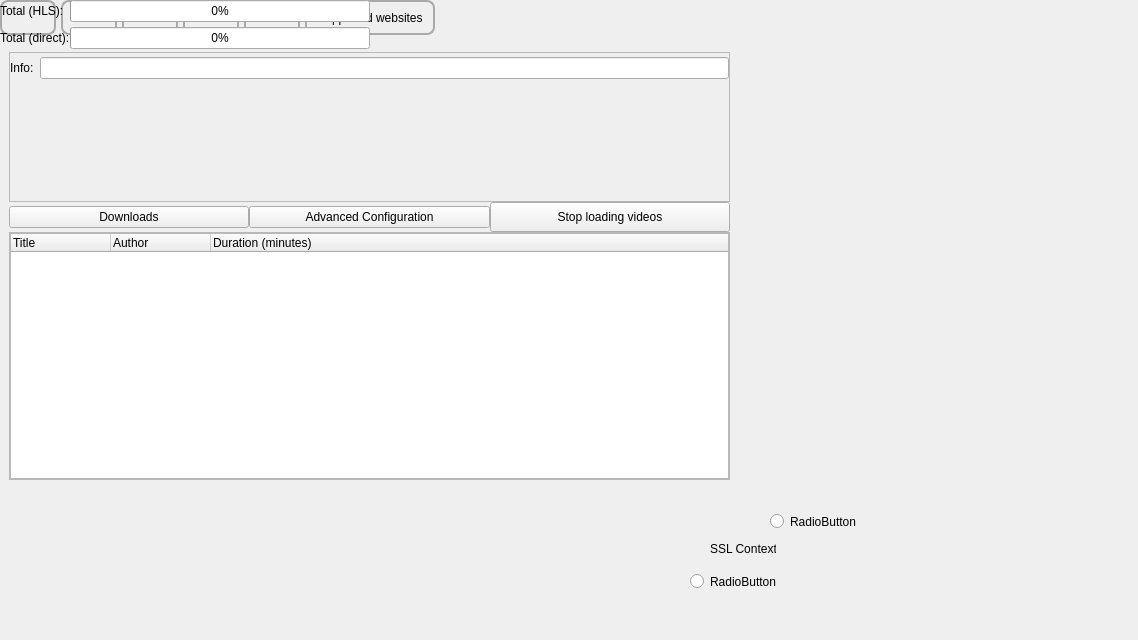
The window that src/frontend/UI/form_main_window.ui (EchterAlsFake/Porn_Fetch) describes before a commit, drawn with Qt 5.
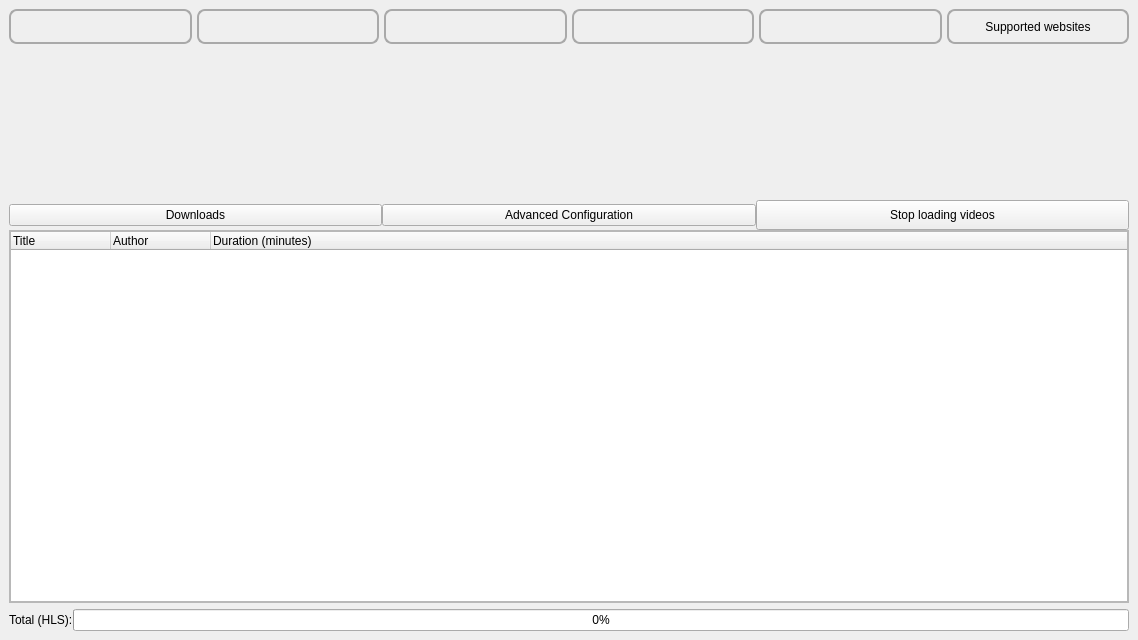
The same window after the commit. The open tabs and pages were chosen to show the change.

Commit message: - added resuming for HLS downloads

Patch:
```diff
--- a/src/frontend/UI/form_main_window.ui
+++ b/src/frontend/UI/form_main_window.ui
@@ -29,15 +29,287 @@
      <verstretch>0</verstretch>
     </sizepolicy>
    </property>
+   <layout class="QGridLayout" name="gridLayout_12">
+    <item row="0" column="0">
+     <layout class="QHBoxLayout" name="main_horizontallayout_menu_buttons">
+      <property name="spacing">
+       <number>5</number>
+      </property>
+      <item>
+       <widget class="QPushButton" name="main_button_switch_home">
+        <property name="sizePolicy">
+         <sizepolicy hsizetype="Minimum" vsizetype="Maximum">
+          <horstretch>0</horstretch>
+          <verstretch>0</verstretch>
+         </sizepolicy>
+        </property>
+        <property name="minimumSize">
+         <size>
+          <width>50</width>
+          <height>35</height>
+         </size>
+        </property>
+        <property name="maximumSize">
+         <size>
+          <width>16777215</width>
+          <height>35</height>
+         </size>
+        </property>
+        <property name="cursor">
+         <cursorShape>PointingHandCursor</cursorShape>
+        </property>
+        <property name="accessibleName">
+         <string>Button home page</string>
+        </property>
+        <property name="styleSheet">
+         <string notr="true">QPushButton {
+    border: 2px solid #a9a9a9;
+    border-radius: 8px;
+    padding: 8px 10px;
+}</string>
+        </property>
+        <property name="text">
+         <string/>
+        </property>
+        <property name="iconSize">
+         <size>
+          <width>32</width>
+          <height>32</height>
+         </size>
+        </property>
+       </widget>
+      </item>
+      <item>
+       <widget class="QPushButton" name="main_button_switch_account">
+        <property name="sizePolicy">
+         <sizepolicy hsizetype="Minimum" vsizetype="Maximum">
+          <horstretch>0</horstretch>
+          <verstretch>0</verstretch>
+         </sizepolicy>
+        </property>
+        <property name="minimumSize">
+         <size>
+          <width>50</width>
+          <height>35</height>
+         </size>
+        </property>
+        <property name="maximumSize">
+         <size>
+          <width>16777215</width>
+          <height>35</height>
+         </size>
+        </property>
+        <property name="cursor">
+         <cursorShape>PointingHandCursor</cursorShape>
+        </property>
+        <property name="accessibleName">
+         <string>Button Login (PornHub)</string>
+        </property>
+        <property name="styleSheet">
+         <string notr="true">QPushButton {
+    border-radius: 8px;
+    padding: 8px 10px;
+    border: 2px solid #a9a9a9;
+}
+</string>
+        </property>
+        <property name="text">
+         <string/>
+        </property>
+        <property name="iconSize">
+         <size>
+          <width>32</width>
+          <height>32</height>
+         </size>
+        </property>
+       </widget>
+      </item>
+      <item>
+       <widget class="QPushButton" name="main_button_switch_tools">
+        <property name="sizePolicy">
+         <sizepolicy hsizetype="Minimum" vsizetype="Maximum">
+          <horstretch>0</horstretch>
+          <verstretch>0</verstretch>
+         </sizepolicy>
+        </property>
+        <property name="minimumSize">
+         <size>
+          <width>50</width>
+          <height>35</height>
+         </size>
+        </property>
+        <property name="maximumSize">
+         <size>
+          <width>16777215</width>
+          <height>35</height>
+         </size>
+        </property>
+        <property name="font">
+         <font/>
+        </property>
+        <property name="cursor">
+         <cursorShape>PointingHandCursor</cursorShape>
+        </property>
+        <property name="accessibleName">
+         <string>Button Tools section</string>
+        </property>
+        <property name="styleSheet">
+         <string notr="true">QPushButton {
+    border-radius: 8px;
+    border: 2px solid #a9a9a9;
+    padding: 8px 10px;
+}
+</string>
+        </property>
+        <property name="text">
+         <string/>
+        </property>
+        <property name="iconSize">
+         <size>
+          <width>32</width>
+          <height>32</height>
+         </size>
+        </property>
+       </widget>
+      </item>
+      <item>
+       <widget class="QPushButton" name="main_button_switch_settings">
+        <property name="sizePolicy">
+         <sizepolicy hsizetype="Minimum" vsizetype="Maximum">
+          <horstretch>0</horstretch>
+          <verstretch>0</verstretch>
+         </sizepolicy>
+        </property>
+        <property name="minimumSize">
+         <size>
+          <width>50</width>
+          <height>35</height>
+         </size>
+        </property>
+        <property name="maximumSize">
+         <size>
+          <width>16777215</width>
+          <height>35</height>
+         </size>
+        </property>
+        <property name="cursor">
+         <cursorShape>PointingHandCursor</cursorShape>
+        </property>
+        <property name="accessibleName">
+         <string>Button view progressbars</string>
+        </property>
+        <property name="styleSheet">
+         <string notr="true">QPushButton {
+    border-radius: 8px;
+    border: 2px solid #a9a9a9;
+    padding: 8px 10px;
+}
+</string>
+        </property>
+        <property name="text">
+         <string/>
+        </property>
+        <property name="iconSize">
+         <size>
+          <width>32</width>
+          <height>32</height>
+         </size>
+        </property>
+       </widget>
+      </item>
+      <item>
+       <widget class="QPushButton" name="main_button_switch_credits">
+        <property name="sizePolicy">
+         <sizepolicy hsizetype="Minimum" vsizetype="Maximum">
+          <horstretch>0</horstretch>
+          <verstretch>0</verstretch>
+         </sizepolicy>
+        </property>
+        <property name="minimumSize">
+         <size>
+          <width>50</width>
+          <height>35</height>
+         </size>
+        </property>
+        <property name="maximumSize">
+         <size>
+          <width>16777215</width>
+          <height>35</height>
+         </size>
+        </property>
+        <property name="cursor">
+         <cursorShape>PointingHandCursor</cursorShape>
+        </property>
+        <property name="accessibleName">
+         <string>Button Credits / Information</string>
+        </property>
+        <property name="styleSheet">
+         <string notr="true">QPushButton {
+    border-radius: 8px;
+    border: 2px solid #a9a9a9;
+    padding: 8px 10px;
+}
+</string>
+        </property>
+        <property name="text">
+         <string/>
+        </property>
+        <property name="iconSize">
+         <size>
+          <width>32</width>
+          <height>32</height>
+         </size>
+        </property>
+       </widget>
+      </item>
+      <item>
+       <widget class="QPushButton" name="main_button_switch_supported_websites">
+        <property name="sizePolicy">
+         <sizepolicy hsizetype="Minimum" vsizetype="Maximum">
+          <horstretch>0</horstretch>
+          <verstretch>0</verstretch>
+         </sizepolicy>
+        </property>
+        <property name="minimumSize">
+         <size>
+          <width>50</width>
+          <height>35</height>
+         </size>
+        </property>
+        <property name="maximumSize">
+         <size>
+          <width>16777215</width>
+          <height>35</height>
+         </size>
+        </property>
+        <property name="cursor">
+         <cursorShape>PointingHandCursor</cursorShape>
+        </property>
+        <property name="accessibleName">
+         <string>button: Supported websites</string>
+        </property>
+        <property name="styleSheet">
+         <string notr="true">QPushButton {
+    border-radius: 8px;
+    border: 2px solid #a9a9a9;
+    padding: 8px 10px;
+}</string>
+        </property>
+        <property name="text">
+         <string>Supported websites</string>
+        </property>
+        <property name="iconSize">
+         <size>
+          <width>32</width>
+          <height>32</height>
+         </size>
+        </property>
+       </widget>
+      </item>
+     </layout>
+    </item>
+    <item row="1" column="0">
    <widget class="QStackedWidget" name="CentralStackedWidget">
-    <property name="geometry">
-     <rect>
-      <x>9</x>
-      <y>52</y>
-      <width>721</width>
-      <height>428</height>
-     </rect>
-    </property>
     <property name="currentIndex">
      <number>1</number>
     </property>
@@ -1299,98 +1571,6 @@
             <property name="spacing">
              <number>0</number>
             </property>
-            <item row="1" column="0">
-             <widget class="QScrollArea" name="scrollarea_progressbars">
-              <property name="widgetResizable">
-               <bool>true</bool>
-              </property>
-              <widget class="QWidget" name="scrollAreaWidgetContents_5">
-               <property name="geometry">
-                <rect>
-                 <x>0</x>
-                 <y>0</y>
-                 <width>308</width>
-                 <height>32</height>
-                </rect>
-               </property>
-               <layout class="QGridLayout" name="gridLayout_11">
-                <property name="leftMargin">
-                 <number>0</number>
-                </property>
-                <property name="topMargin">
-                 <number>0</number>
-                </property>
-                <property name="rightMargin">
-                 <number>0</number>
-                </property>
-                <property name="bottomMargin">
-                 <number>0</number>
-                </property>
-                <property name="spacing">
-                 <number>0</number>
-                </property>
-                <item row="0" column="0">
-                 <layout class="QGridLayout" name="progress_gridlayout_progressbar">
-                  <property name="bottomMargin">
-                   <number>0</number>
-                  </property>
-                  <property name="horizontalSpacing">
-                   <number>6</number>
-                  </property>
-                  <item row="1" column="0">
-                   <widget class="QLabel" name="progress_label_info">
-                    <property name="minimumSize">
-                     <size>
-                      <width>0</width>
-                      <height>30</height>
-                     </size>
-                    </property>
-                    <property name="accessibleName">
-                     <string>label information (this shows how many videos have been downloaded)</string>
-                    </property>
-                    <property name="text">
-                     <string>Info:</string>
-                    </property>
-                   </widget>
-                  </item>
-                  <item row="1" column="1">
-                   <widget class="QLineEdit" name="progress_lineedit_download_info">
-                    <property name="sizePolicy">
-                     <sizepolicy hsizetype="Expanding" vsizetype="Fixed">
-                      <horstretch>0</horstretch>
-                      <verstretch>0</verstretch>
-                     </sizepolicy>
-                    </property>
-                    <property name="accessibleName">
-                     <string>information (the actual value) </string>
-                    </property>
-                    <property name="text">
-                     <string/>
-                    </property>
-                    <property name="readOnly">
-                     <bool>true</bool>
-                    </property>
-                   </widget>
-                  </item>
-                 </layout>
-                </item>
-                <item row="1" column="0">
-                 <spacer name="verticalSpacer_2">
-                  <property name="orientation">
-                   <enum>Qt::Orientation::Vertical</enum>
-                  </property>
-                  <property name="sizeHint" stdset="0">
-                   <size>
-                    <width>308</width>
-                    <height>18</height>
-                   </size>
-                  </property>
-                 </spacer>
-                </item>
-               </layout>
-              </widget>
-             </widget>
-            </item>
            </layout>
           </widget>
           <widget class="QWidget" name="page_range">
@@ -1669,7 +1849,7 @@
                  <x>0</x>
                  <y>0</y>
                  <width>300</width>
-                 <height>16</height>
+                   <height>28</height>
                 </rect>
                </property>
                <property name="sizePolicy">
@@ -3072,6 +3252,38 @@
                     </property>
                    </widget>
                   </item>
+                    <item row="4" column="2">
+                     <layout class="QHBoxLayout" name="horizontalLayout_6">
+                      <item>
+                       <widget class="QLabel" name="label_tooltip_ssl_context">
+                        <property name="text">
+                         <string/>
+                        </property>
+                       </widget>
+                      </item>
+                      <item>
+                       <widget class="QLabel" name="settings_label_system_ssl_context">
+                        <property name="text">
+                         <string>SSL Context:</string>
+                        </property>
+                       </widget>
+                      </item>
+                      <item>
+                       <widget class="QRadioButton" name="settings_system_radio_truststore">
+                        <property name="text">
+                         <string>Truststore</string>
+                        </property>
+                       </widget>
+                      </item>
+                      <item>
+                       <widget class="QRadioButton" name="settings_system_radio_certifi">
+                        <property name="text">
+                         <string>Certifi</string>
+                        </property>
+                       </widget>
+                      </item>
+                     </layout>
+                    </item>
                  </layout>
                 </item>
                </layout>
@@ -4188,324 +4400,8 @@
      </layout>
     </widget>
    </widget>
-   <widget class="QLabel" name="settings_label_system_ssl_context">
-    <property name="geometry">
-     <rect>
-      <x>710</x>
-      <y>540</y>
-      <width>66</width>
-      <height>18</height>
-     </rect>
-    </property>
-    <property name="text">
-     <string>SSL Context:</string>
-    </property>
-   </widget>
-   <widget class="QRadioButton" name="radioButton">
-    <property name="geometry">
-     <rect>
-      <x>770</x>
-      <y>510</y>
-      <width>191</width>
-      <height>23</height>
-     </rect>
-    </property>
-    <property name="text">
-     <string>RadioButton</string>
-    </property>
-   </widget>
-   <widget class="QRadioButton" name="radioButton_2">
-    <property name="geometry">
-     <rect>
-      <x>690</x>
-      <y>570</y>
-      <width>191</width>
-      <height>23</height>
-     </rect>
-    </property>
-    <property name="text">
-     <string>RadioButton</string>
-    </property>
-   </widget>
-   <widget class="QWidget" name="">
-    <layout class="QHBoxLayout" name="main_horizontallayout_menu_buttons">
-     <property name="spacing">
-      <number>5</number>
-     </property>
-     <item>
-      <widget class="QPushButton" name="main_button_switch_home">
-       <property name="sizePolicy">
-        <sizepolicy hsizetype="Minimum" vsizetype="Maximum">
-         <horstretch>0</horstretch>
-         <verstretch>0</verstretch>
-        </sizepolicy>
-       </property>
-       <property name="minimumSize">
-        <size>
-         <width>50</width>
-         <height>35</height>
-        </size>
-       </property>
-       <property name="maximumSize">
-        <size>
-         <width>16777215</width>
-         <height>35</height>
-        </size>
-       </property>
-       <property name="cursor">
-        <cursorShape>PointingHandCursor</cursorShape>
-       </property>
-       <property name="accessibleName">
-        <string>Button home page</string>
-       </property>
-       <property name="styleSheet">
-        <string notr="true">QPushButton {
-    border: 2px solid #a9a9a9;
-    border-radius: 8px;
-    padding: 8px 10px;
-}</string>
-       </property>
-       <property name="text">
-        <string/>
-       </property>
-       <property name="iconSize">
-        <size>
-         <width>32</width>
-         <height>32</height>
-        </size>
-       </property>
-      </widget>
-     </item>
-     <item>
-      <widget class="QPushButton" name="main_button_switch_account">
-       <property name="sizePolicy">
-        <sizepolicy hsizetype="Minimum" vsizetype="Maximum">
-         <horstretch>0</horstretch>
-         <verstretch>0</verstretch>
-        </sizepolicy>
-       </property>
-       <property name="minimumSize">
-        <size>
-         <width>50</width>
-         <height>35</height>
-        </size>
-       </property>
-       <property name="maximumSize">
-        <size>
-         <width>16777215</width>
-         <height>35</height>
-        </size>
-       </property>
-       <property name="cursor">
-        <cursorShape>PointingHandCursor</cursorShape>
-       </property>
-       <property name="accessibleName">
-        <string>Button Login (PornHub)</string>
-       </property>
-       <property name="styleSheet">
-        <string notr="true">QPushButton {
-    border-radius: 8px;
-    padding: 8px 10px;
-    border: 2px solid #a9a9a9;
-}
-</string>
-       </property>
-       <property name="text">
-        <string/>
-       </property>
-       <property name="iconSize">
-        <size>
-         <width>32</width>
-         <height>32</height>
-        </size>
-       </property>
-      </widget>
-     </item>
-     <item>
-      <widget class="QPushButton" name="main_button_switch_tools">
-       <property name="sizePolicy">
-        <sizepolicy hsizetype="Minimum" vsizetype="Maximum">
-         <horstretch>0</horstretch>
-         <verstretch>0</verstretch>
-        </sizepolicy>
-       </property>
-       <property name="minimumSize">
-        <size>
-         <width>50</width>
-         <height>35</height>
-        </size>
-       </property>
-       <property name="maximumSize">
-        <size>
-         <width>16777215</width>
-         <height>35</height>
-        </size>
-       </property>
-       <property name="font">
-        <font/>
-       </property>
-       <property name="cursor">
-        <cursorShape>PointingHandCursor</cursorShape>
-       </property>
-       <property name="accessibleName">
-        <string>Button Tools section</string>
-       </property>
-       <property name="styleSheet">
-        <string notr="true">QPushButton {
-    border-radius: 8px;
-    border: 2px solid #a9a9a9;
-    padding: 8px 10px;
-}
-</string>
-       </property>
-       <property name="text">
-        <string/>
-       </property>
-       <property name="iconSize">
-        <size>
-         <width>32</width>
-         <height>32</height>
-        </size>
-       </property>
-      </widget>
-     </item>
-     <item>
-      <widget class="QPushButton" name="main_button_switch_settings">
-       <property name="sizePolicy">
-        <sizepolicy hsizetype="Minimum" vsizetype="Maximum">
-         <horstretch>0</horstretch>
-         <verstretch>0</verstretch>
-        </sizepolicy>
-       </property>
-       <property name="minimumSize">
-        <size>
-         <width>50</width>
-         <height>35</height>
-        </size>
-       </property>
-       <property name="maximumSize">
-        <size>
-         <width>16777215</width>
-         <height>35</height>
-        </size>
-       </property>
-       <property name="cursor">
-        <cursorShape>PointingHandCursor</cursorShape>
-       </property>
-       <property name="accessibleName">
-        <string>Button view progressbars</string>
-       </property>
-       <property name="styleSheet">
-        <string notr="true">QPushButton {
-    border-radius: 8px;
-    border: 2px solid #a9a9a9;
-    padding: 8px 10px;
-}
-</string>
-       </property>
-       <property name="text">
-        <string/>
-       </property>
-       <property name="iconSize">
-        <size>
-         <width>32</width>
-         <height>32</height>
-        </size>
-       </property>
-      </widget>
-     </item>
-     <item>
-      <widget class="QPushButton" name="main_button_switch_credits">
-       <property name="sizePolicy">
-        <sizepolicy hsizetype="Minimum" vsizetype="Maximum">
-         <horstretch>0</horstretch>
-         <verstretch>0</verstretch>
-        </sizepolicy>
-       </property>
-       <property name="minimumSize">
-        <size>
-         <width>50</width>
-         <height>35</height>
-        </size>
-       </property>
-       <property name="maximumSize">
-        <size>
-         <width>16777215</width>
-         <height>35</height>
-        </size>
-       </property>
-       <property name="cursor">
-        <cursorShape>PointingHandCursor</cursorShape>
-       </property>
-       <property name="accessibleName">
-        <string>Button Credits / Information</string>
-       </property>
-       <property name="styleSheet">
-        <string notr="true">QPushButton {
-    border-radius: 8px;
-    border: 2px solid #a9a9a9;
-    padding: 8px 10px;
-}
-</string>
-       </property>
-       <property name="text">
-        <string/>
-       </property>
-       <property name="iconSize">
-        <size>
-         <width>32</width>
-         <height>32</height>
-        </size>
-       </property>
-      </widget>
-     </item>
-     <item>
-      <widget class="QPushButton" name="main_button_switch_supported_websites">
-       <property name="sizePolicy">
-        <sizepolicy hsizetype="Minimum" vsizetype="Maximum">
-         <horstretch>0</horstretch>
-         <verstretch>0</verstretch>
-        </sizepolicy>
-       </property>
-       <property name="minimumSize">
-        <size>
-         <width>50</width>
-         <height>35</height>
-        </size>
-       </property>
-       <property name="maximumSize">
-        <size>
-         <width>16777215</width>
-         <height>35</height>
-        </size>
-       </property>
-       <property name="cursor">
-        <cursorShape>PointingHandCursor</cursorShape>
-       </property>
-       <property name="accessibleName">
-        <string>button: Supported websites</string>
-       </property>
-       <property name="styleSheet">
-        <string notr="true">QPushButton {
-    border-radius: 8px;
-    border: 2px solid #a9a9a9;
-    padding: 8px 10px;
-}</string>
-       </property>
-       <property name="text">
-        <string>Supported websites</string>
-       </property>
-       <property name="iconSize">
-        <size>
-         <width>32</width>
-         <height>32</height>
-        </size>
-       </property>
-      </widget>
-     </item>
-    </layout>
-   </widget>
-   <widget class="QWidget" name="">
+    </item>
+    <item row="2" column="0">
     <layout class="QFormLayout" name="formlayout_progressbar">
      <property name="horizontalSpacing">
       <number>0</number>
@@ -4542,22 +4438,9 @@
        </property>
       </widget>
      </item>
-     <item row="1" column="0">
-      <widget class="QLabel" name="main_label_progressbar_total_direct">
-       <property name="text">
-        <string>Total (direct):</string>
-       </property>
-      </widget>
-     </item>
-     <item row="1" column="1">
-      <widget class="QProgressBar" name="main_progressbar_total_direct">
-       <property name="value">
-        <number>0</number>
-       </property>
-      </widget>
-     </item>
-    </layout>
-   </widget>
+     </layout>
+    </item>
+   </layout>
   </widget>
  </widget>
  <tabstops>
```
Left out of the diff: 160 changed lines with no effect on the pictures. Lines whose indentation alone changed are shown as unchanged. The commit also changes 12 other files.
